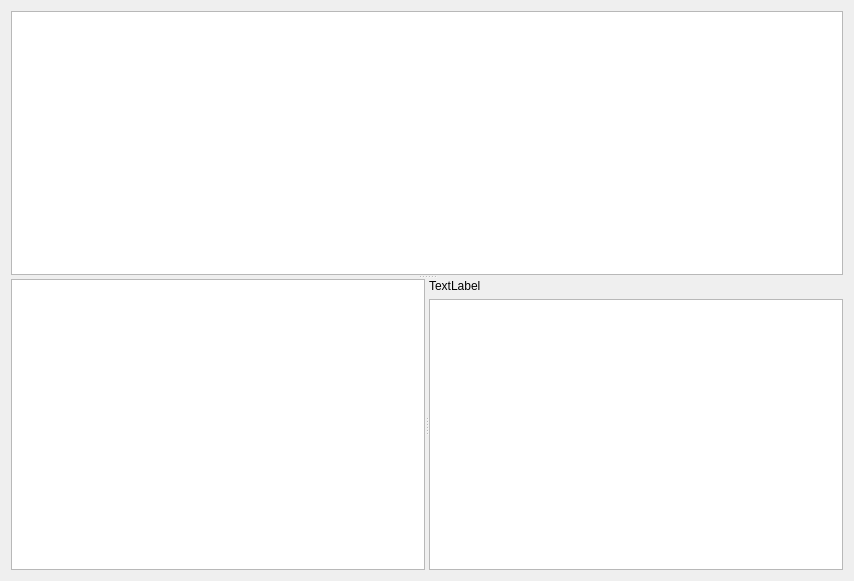
Old version of the form som_gui/module/filter_window/qt/Widget.ui in the repository c-mellueh/SOM-Toolkit.
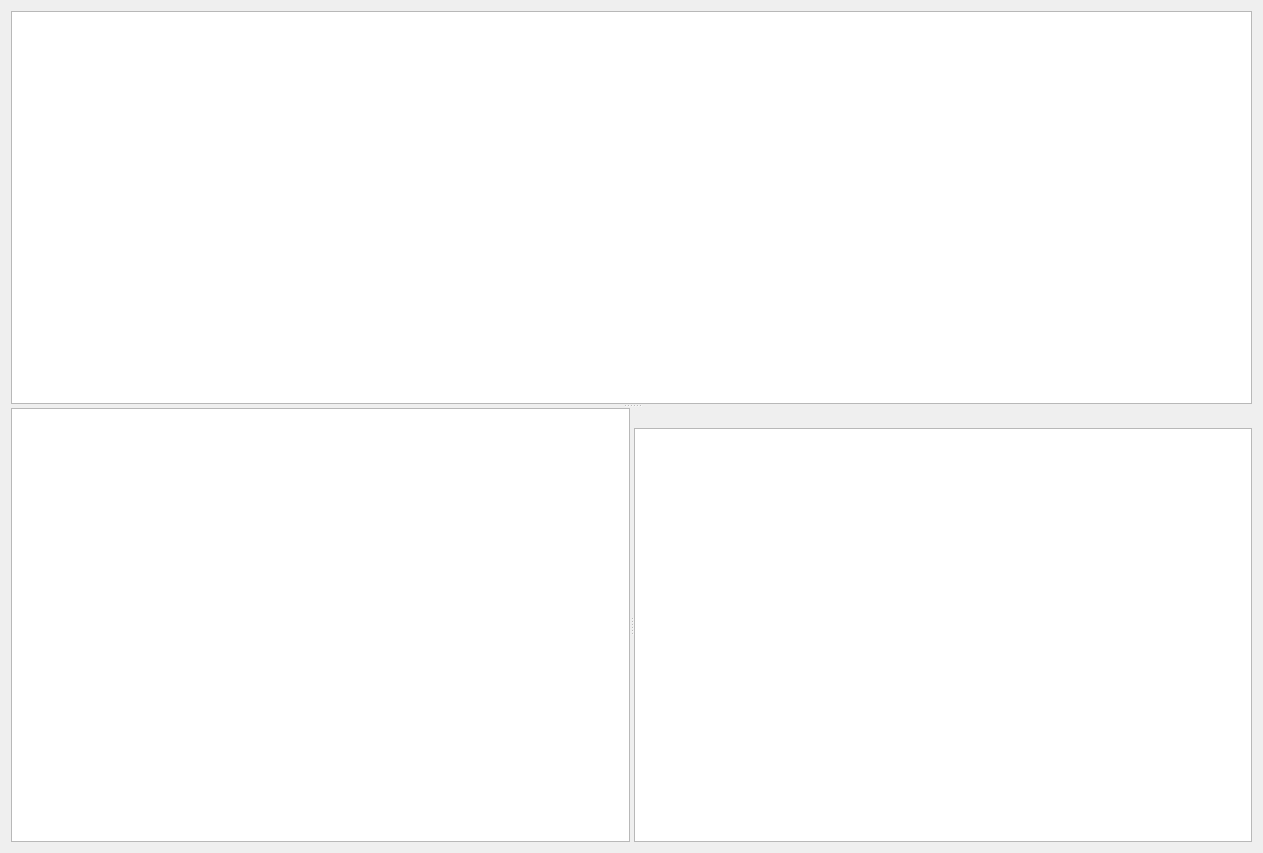
New version of the form. Custom widgets are drawn as their Qt base class.

```diff
--- a/som_gui/module/filter_window/qt/Widget.ui
+++ b/som_gui/module/filter_window/qt/Widget.ui
@@ -6,8 +6,8 @@
             <rect>
                 <x>0</x>
                 <y>0</y>
-                <width>854</width>
-                <height>581</height>
+                <width>1263</width>
+                <height>853</height>
             </rect>
         </property>
         <property name="windowTitle">
@@ -39,7 +39,7 @@
                                 <item>
                                     <widget class="QLabel" name="label">
                                         <property name="text">
-                                            <string>TextLabel</string>
+                                            <string></string>
                                         </property>
                                     </widget>
                                 </item>
```
